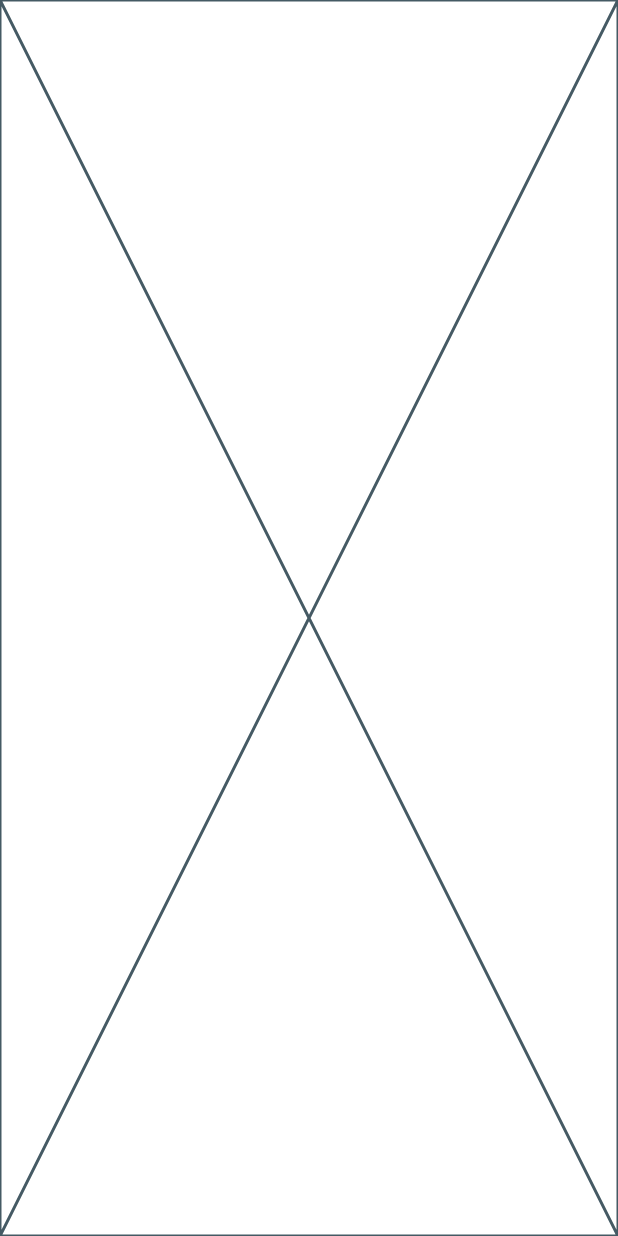
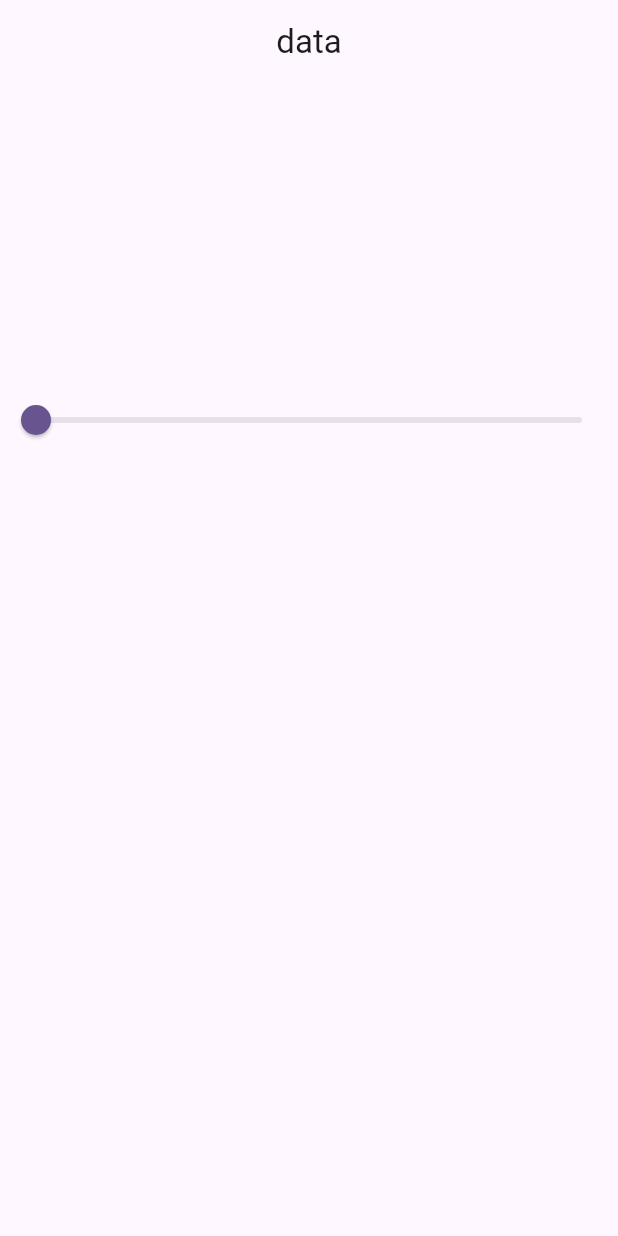
Before and after one commit to DipuChandraRoy/multiplestateprovider, a Flutter app: the screen it shows after launch, on a phone screen of 412 x 824 dp. Run offline on Flutter 3.47's test engine with Material 3 defaults, Android fonts, the phone set to English and light mode, and no system bars; our stand-ins replace flutter_riverpod.

Commit message:
Make Slider Provider

```diff
--- a/lib/home.dart
+++ b/lib/home.dart
@@ -1,10 +1,41 @@
 import 'package:flutter/material.dart';
+import 'package:flutter_riverpod/flutter_riverpod.dart';
+import 'package:multiplestateprovider/sliderprovider.dart';
 
-class HomePage extends StatelessWidget {
+class HomePage extends ConsumerWidget {
   const HomePage({super.key});
 
   @override
-  Widget build(BuildContext context) {
-    return const Placeholder();
+  Widget build(BuildContext context, WidgetRef ref) {
+    return Scaffold(
+      appBar: AppBar(title: Text("data"), centerTitle: true),
+      body: Column(
+        children: [
+          Consumer(
+            builder: (context, ref, child) {
+              final slider = ref.watch(SliderProvider);
+
+              return Container(
+                height: 200,
+                width: 200,
+                color: Colors.red.withOpacity(slider),
+              );
+            },
+          ),
+          Consumer(
+            builder: (context, ref, child) {
+              final slider = ref.watch(SliderProvider);
+
+              return Slider(
+                value: slider,
+                onChanged: (value) {
+                  ref.read(SliderProvider.notifier).state = value;
+                },
+              );
+            },
+          ),
+        ],
+      ),
+    );
   }
 }
--- a/lib/main.dart
+++ b/lib/main.dart
@@ -1,4 +1,5 @@
 import 'package:flutter/material.dart';
+import 'package:flutter_riverpod/flutter_riverpod.dart';
 import 'package:multiplestateprovider/home.dart';
 
 void main() {
@@ -11,10 +12,12 @@ class MyApp extends StatelessWidget {
   // This widget is the root of your application.
   @override
   Widget build(BuildContext context) {
-    return MaterialApp(
-      title: 'Flutter Demo',
-      theme: ThemeData(colorScheme: .fromSeed(seedColor: Colors.deepPurple)),
-      home: HomePage(),
+    return ProviderScope(
+      child: MaterialApp(
+        title: 'Flutter Demo',
+        theme: ThemeData(colorScheme: .fromSeed(seedColor: Colors.deepPurple)),
+        home: HomePage(),
+      ),
     );
   }
 }
--- /dev/null
+++ b/lib/sliderprovider.dart
@@ -0,0 +1,5 @@
+import 'package:flutter_riverpod/legacy.dart';
+
+final SliderProvider = StateProvider<double>((ref) {
+  return 0.0;
+});
--- a/pubspec.yaml
+++ b/pubspec.yaml
@@ -34,6 +34,8 @@ dependencies:
   # The following adds the Cupertino Icons font to your application.
   # Use with the CupertinoIcons class for iOS style icons.
   cupertino_icons: ^1.0.8
+  provider: ^6.1.5+1
+  flutter_riverpod: ^3.4.2
 
 dev_dependencies:
   flutter_test:
```
Also changed, not shown: pubspec.lock.
